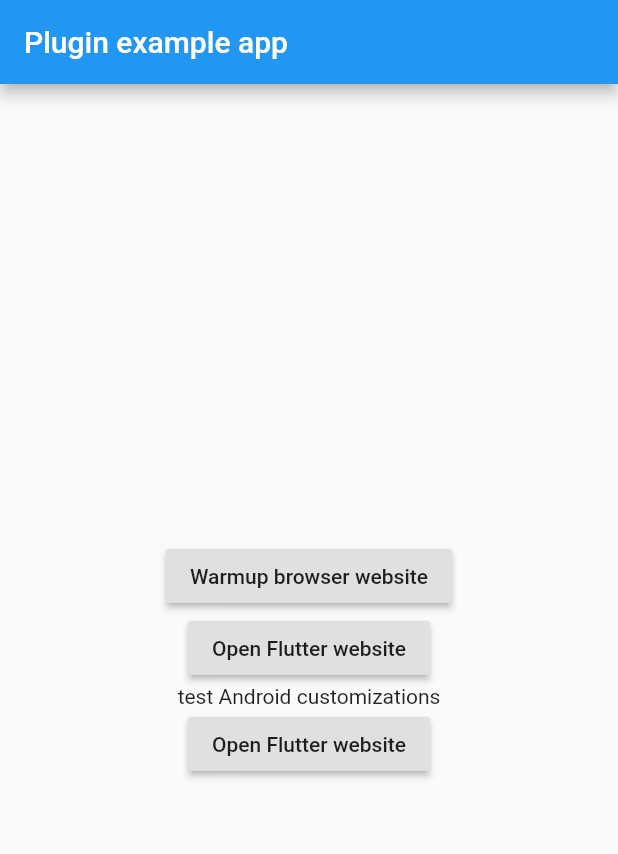
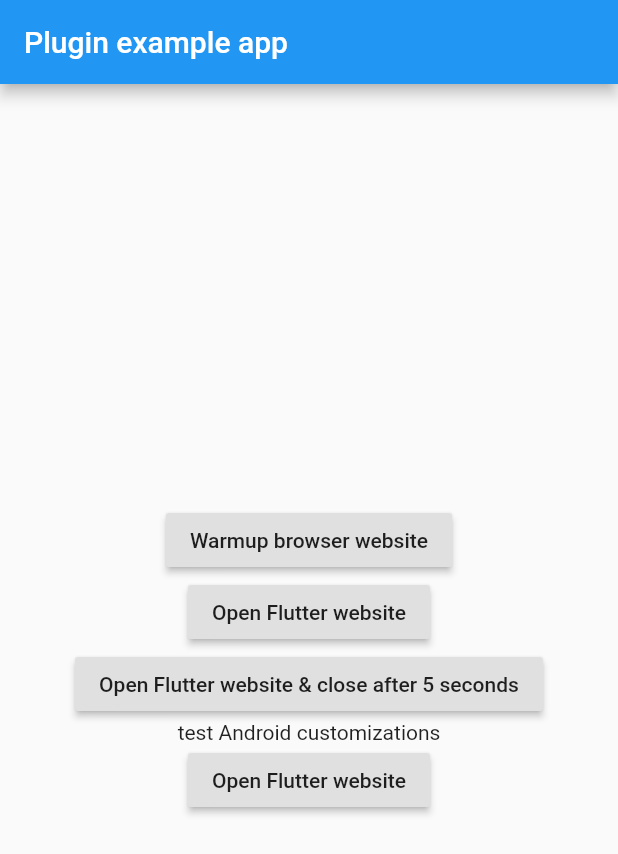
Before and after one commit to victorbonnet/flutter_web_browser, a Flutter app: the screen it shows after launch, after a tap on "Open Flutter website", on a phone screen of 412 x 824 dp. Shown: the top 854 px of the screen. Run offline on Flutter 3.47's test engine with Material 2 defaults, Android fonts, the phone set to English and light mode, and no system bars.

Commit message:
Adds redirect & close events via iOS delegate

```diff
--- a/example/lib/main.dart
+++ b/example/lib/main.dart
@@ -13,8 +13,22 @@ class MyApp extends StatefulWidget {
 }
 
 class _MyAppState extends State<MyApp> {
-  openBrowserTab() async {
+  Future<void> openBrowserTab() async {
     await FlutterWebBrowser.openWebPage(url: "https://flutter.io/");
+  }
+
+  List<BrowserEvent> _events = [];
+
+  @override
+  void initState() {
+    // TODO: implement initState
+    super.initState();
+
+    FlutterWebBrowser.events().listen((event) {
+      setState(() {
+        _events.add(event);
+      });
+    });
   }
 
   @override
@@ -25,6 +39,7 @@ class _MyAppState extends State<MyApp> {
           title: new Text('Plugin example app'),
         ),
         body: new Center(
+          child: SingleChildScrollView(
             child: Column(
               mainAxisSize: MainAxisSize.min,
               children: <Widget>[
@@ -35,6 +50,16 @@ class _MyAppState extends State<MyApp> {
                 RaisedButton(
                   onPressed: () => openBrowserTab(),
                   child: new Text('Open Flutter website'),
+                ),
+                RaisedButton(
+                  onPressed: () => openBrowserTab().then(
+                    (value) => Future.delayed(
+                      Duration(seconds: 5),
+                      () => FlutterWebBrowser.close(),
+                    ),
+                  ),
+                  child:
+                      new Text('Open Flutter website & close after 5 seconds'),
                 ),
                 if (Platform.isAndroid) ...[
                   Text('test Android customizations'),
@@ -67,15 +92,31 @@ class _MyAppState extends State<MyApp> {
                           barCollapsingEnabled: true,
                           preferredBarTintColor: Colors.green,
                           preferredControlTintColor: Colors.amber,
-                        dismissButtonStyle: SafariViewControllerDismissButtonStyle.close,
+                          dismissButtonStyle:
+                              SafariViewControllerDismissButtonStyle.close,
                           modalPresentationCapturesStatusBarAppearance: true,
                         ),
                       );
                     },
                     child: Text('Open Flutter website'),
                   ),
+                  Divider(),
+                  Column(
+                    mainAxisSize: MainAxisSize.min,
+                    children: _events.map((e) {
+                      if (e is RedirectEvent) {
+                        return Text('redirect: ${e.url}');
+                      }
+                      if (e is CloseEvent) {
+                        return Text('closed');
+                      }
+
+                      return Text('Unknown event: $e');
+                    }).toList(),
+                  ),
                 ]
               ],
+            ),
           ),
         ),
       ),
--- a/lib/flutter_web_browser.dart
+++ b/lib/flutter_web_browser.dart
@@ -62,12 +62,45 @@ extension _hexColor on Color {
   }
 }
 
+abstract class BrowserEvent {
+  static BrowserEvent? fromMap(Map<String, dynamic> map) {
+    if (map['event'] == 'redirect') {
+      return RedirectEvent(Uri.parse(map['url']));
+    }
+    if (map['event'] == 'close') {
+      return CloseEvent();
+    }
+
+    return null;
+  }
+}
+
+class RedirectEvent extends BrowserEvent {
+  RedirectEvent(this.url);
+
+  final Uri url;
+}
+
+class CloseEvent extends BrowserEvent {}
+
 class FlutterWebBrowser {
-  static const MethodChannel _channel =
-      const MethodChannel('flutter_web_browser');
+  static const NS = 'flutter_web_browser';
+  static const MethodChannel _channel = const MethodChannel(NS);
+  static const EventChannel _eventChannel = const EventChannel('$NS/events');
 
   static Future<bool> warmup() async {
     return await _channel.invokeMethod<bool>('warmup') ?? true;
+  }
+
+  static Future<void> close() async {
+    await _channel.invokeMethod<void>('close');
+  }
+
+  static Stream<BrowserEvent> events() {
+    return _eventChannel
+        .receiveBroadcastStream()
+        .map<Map<String, String>>((event) => Map<String, String>.from(event))
+        .map((event) => BrowserEvent.fromMap(event)!);
   }
 
   static Future<void> openWebPage({
```
Also changed, not shown: 2 other files. Lines whose indentation alone changed are shown as unchanged.
